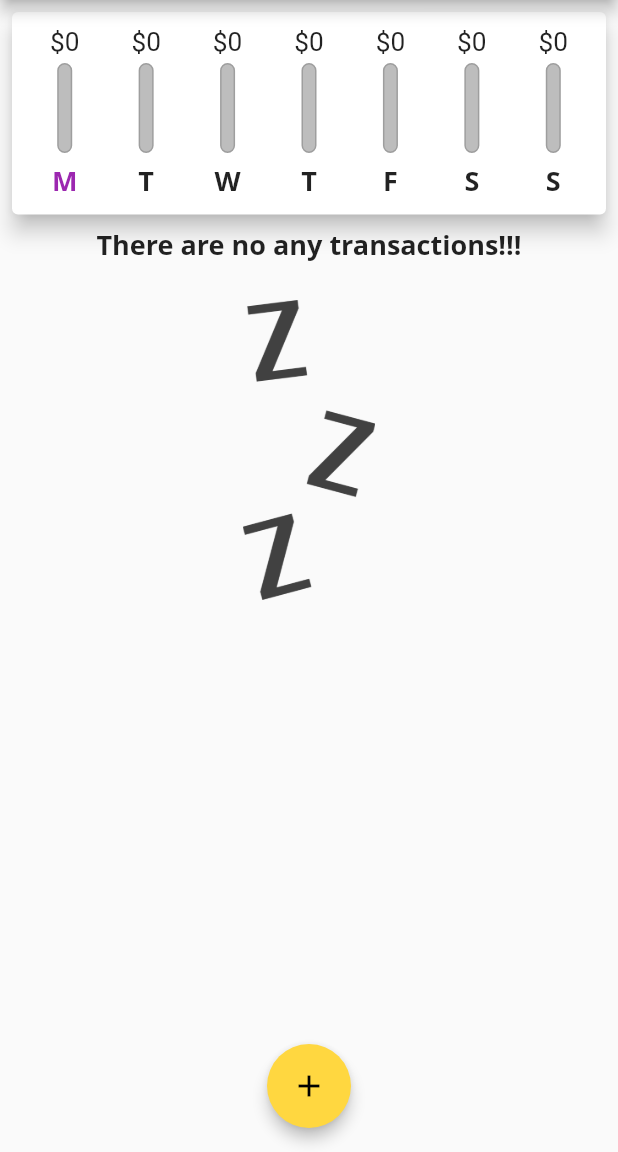
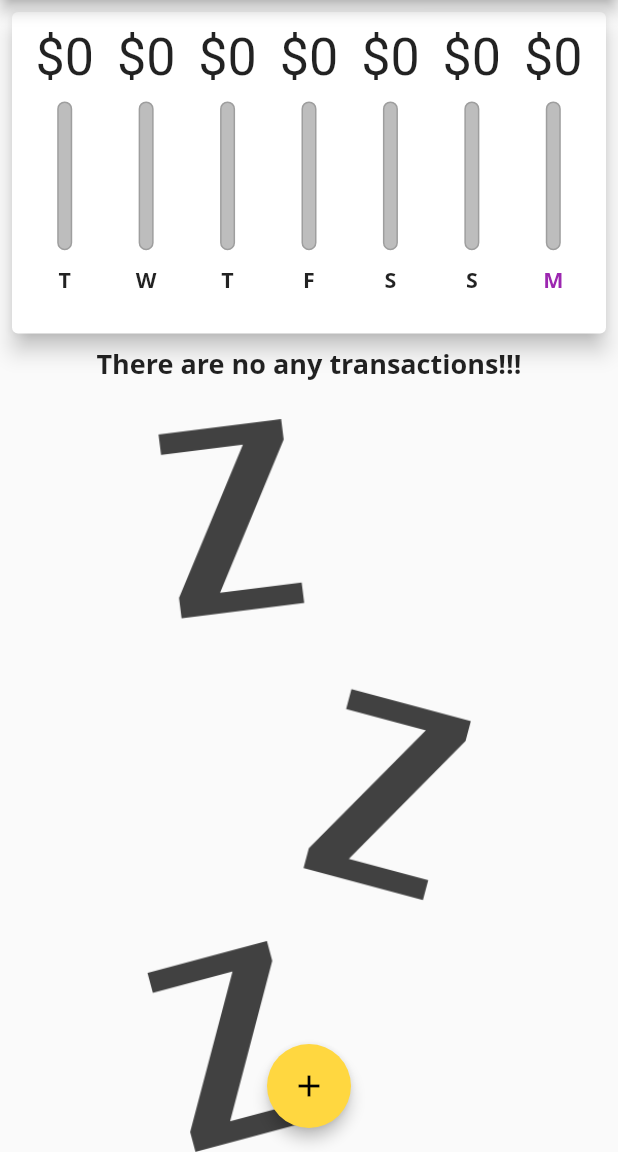
Before and after one commit to Reyst/personal_expenses, a Flutter app: the screen it shows after launch, on a phone screen of 412 x 824 dp, the part 84-1236 px from its top. Run offline on Flutter 3.47's test engine with Material 2 defaults, Android fonts, the phone set to English and light mode, and no system bars.

Commit message:
the reason of not-working auto-sized text was found

```diff
--- a/lib/main.dart
+++ b/lib/main.dart
@@ -20,7 +20,10 @@ class MyApp extends StatelessWidget {
         accentColor: Colors.amberAccent,
         hintColor: Colors.blueGrey,
         fontFamily: 'Quicksand',
-        textTheme: ThemeData.light().textTheme.copyWith(
+        textTheme: ThemeData
+            .light()
+            .textTheme
+            .copyWith(
           title: TextStyle(
             fontFamily: 'OpenSans',
             fontSize: 18.0,
@@ -29,7 +32,10 @@ class MyApp extends StatelessWidget {
           button: TextStyle(color: Colors.white),
         ),
         appBarTheme: AppBarTheme(
-          textTheme: ThemeData.light().textTheme.copyWith(
+          textTheme: ThemeData
+              .light()
+              .textTheme
+              .copyWith(
             title: TextStyle(
               fontFamily: 'OpenSans',
               fontSize: 20.0,
@@ -82,11 +88,9 @@ class _MyHomePageState extends State<MyHomePage> {
     setState(() => _transactions.add(newTx));
   }
 
-
   void _removeTransaction(String txId) {
     setState(() => _transactions.removeWhere((tx) => tx.id == txId));
   }
-
 
   void _showAddTxDialog(BuildContext context) {
     showModalBottomSheet(
@@ -101,10 +105,17 @@ class _MyHomePageState extends State<MyHomePage> {
     );
   }
 
+  double _getAvailableScreenHeight(BuildContext context, List<PreferredSizeWidget> widgets) {
+    var queryData = MediaQuery.of(context);
+    return queryData.size.height -
+        queryData.padding.bottom -
+        queryData.padding.top -
+        widgets.fold(0, (result, w) => result + w.preferredSize.height);
+  }
+
   @override
   Widget build(BuildContext context) {
-    return Scaffold(
-      appBar: AppBar(
+    AppBar appBar = AppBar(
       title: Text("Personal Expenses"),
       actions: <Widget>[
         IconButton(
@@ -113,16 +124,24 @@ class _MyHomePageState extends State<MyHomePage> {
           onPressed: () => _showAddTxDialog(context),
         ),
       ],
-      ),
+    );
+
+    double workHeight = _getAvailableScreenHeight(context, [appBar]);
+
+    return Scaffold(
+      appBar: appBar,
       body: SingleChildScrollView(
         child: Column(
           crossAxisAlignment: CrossAxisAlignment.stretch,
           children: <Widget>[
             Container(
-              width: double.infinity,
+              height: 0.3 * workHeight,
               child: Chart(_recentTransactions),
             ),
-            _obtainContent(),
+            Container(
+              height: 0.7 * workHeight,
+              child: _obtainContent(),
+            ),
           ],
         ),
       ),
--- a/lib/models/chart_item.dart
+++ b/lib/models/chart_item.dart
@@ -5,7 +5,4 @@ class ChartItem {
   final bool isHighlighted;
 
   const ChartItem(this.weekdayNumber, this.label, this.dayAmount, this.isHighlighted);
-
-  @override
-  String toString() => "$weekdayNumber. $label: $dayAmount";
 }
--- a/lib/widgets/chart.dart
+++ b/lib/widgets/chart.dart
@@ -14,8 +14,6 @@ class Chart extends StatelessWidget {
   Widget build(BuildContext context) {
     List<ChartItem> data = List.generate(7, fillDayData)..sort((a, b) => a.weekdayNumber.compareTo(b.weekdayNumber));
 
-    print(data.toString());
-
     return Card(
       elevation: 6,
       margin: EdgeInsets.all(8.0),
@@ -31,7 +29,7 @@ class Chart extends StatelessWidget {
 
   List<Widget> _obtainWidgets(List<ChartItem> data) {
     double total = data.fold(0.0, (previousValue, element) => previousValue + element.dayAmount);
-    return data.map((item) => ChartBar(item, total)).toList(growable: false);
+    return data.map((item) => Expanded(child: ChartBar(item, total))).toList(growable: false);
   }
 
   ChartItem fillDayData(int index) {
@@ -42,7 +40,7 @@ class Chart extends StatelessWidget {
         .toList(growable: false)
         .fold(0.0, (previousValue, element) => previousValue += element.amount);
 
-    return ChartItem(workDay.weekday, DateFormat.E().format(workDay).substring(0, 1), dayAmount, index == 0);
+    return ChartItem(-index, DateFormat.E().format(workDay).substring(0, 1), dayAmount, index == 0);
   }
 
   bool isDayCorrect(Transaction tx, DateTime workDay) =>
--- a/lib/widgets/chart_bar.dart
+++ b/lib/widgets/chart_bar.dart
@@ -17,21 +17,22 @@ class ChartBar extends StatelessWidget {
     final baseStyle = Theme.of(context).textTheme.title;
     final labelStyle = chartItem.isHighlighted ? baseStyle.copyWith(color: Theme.of(context).primaryColor) : baseStyle;
 
-    return Flexible(
-      fit: FlexFit.loose,
-      child: Container(
+    return LayoutBuilder(
+      builder: (ctx, constraints) {
+        var mHeight = constraints.maxHeight;
+        return Container(
           margin: EdgeInsets.all(2),
           child: Column(
             children: [
               Container(
-              height: 20,
+                height: mHeight * 0.2,
                 child: FittedBox(
                   child: Text("\$${dayAmount.toStringAsFixed(0)}"),
                 ),
               ),
-            SizedBox(height: 4),
+              SizedBox(height: mHeight * 0.05),
               Container(
-              height: 60,
+                height: mHeight * 0.5,
                 width: 10,
                 child: Stack(
                   alignment: Alignment.bottomCenter,
@@ -55,11 +56,62 @@ class ChartBar extends StatelessWidget {
                   ],
                 ),
               ),
-            SizedBox(height: 6),
-            Text(label, style: labelStyle),
+              SizedBox(height: mHeight * 0.05),
+              Container(
+                child: FittedBox(
+                  child: Text(label, style: labelStyle),
+                ),
+                height: mHeight * 0.1,
+              ),
             ],
           ),
-      ),
         );
+      },
+    );
+
+//    return Flexible(
+//      fit: FlexFit.loose,
+//      child: Container(
+//        margin: EdgeInsets.all(2),
+//        child: Column(
+//          children: [
+//            Container(
+//              height: 20,
+//              child: FittedBox(
+//                child: Text("\$${dayAmount.toStringAsFixed(0)}"),
+//              ),
+//            ),
+//            SizedBox(height: 4),
+//            Container(
+//              height: 60,
+//              width: 10,
+//              child: Stack(
+//                alignment: Alignment.bottomCenter,
+//                children: [
+//                  Container(
+//                    decoration: BoxDecoration(
+//                      border: Border.all(color: Colors.grey),
+//                      borderRadius: BorderRadius.all(Radius.circular(10)),
+//                      color: Colors.grey[400],
+//                    ),
+//                  ),
+//                  FractionallySizedBox(
+//                    heightFactor: fraction,
+//                    child: Container(
+//                      decoration: BoxDecoration(
+//                        borderRadius: BorderRadius.all(Radius.circular(10)),
+//                        color: Theme.of(context).accentColor,
+//                      ),
+//                    ),
+//                  )
+//                ],
+//              ),
+//            ),
+//            SizedBox(height: 6),
+//            Text(label, style: labelStyle),
+//          ],
+//        ),
+//      ),
+//    );
   }
 }
--- a/lib/widgets/empty_transaction_holder.dart
+++ b/lib/widgets/empty_transaction_holder.dart
@@ -12,8 +12,8 @@ class TransactionListHolder extends StatelessWidget {
         SizedBox(
           height: 24,
         ),
-        Container(
-          height: 200,
+        Expanded(
+          flex: 1,
           child: Image.asset(
             "assets/images/waiting.png",
             fit: BoxFit.cover,
```
Lines whose indentation alone changed are shown as unchanged.
